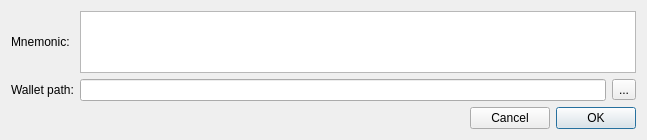
Qt form src/gui/ui/restorefrommnemonicseeddialog.ui (pluracoin/pluracoin-gui-wallet) before a commit.
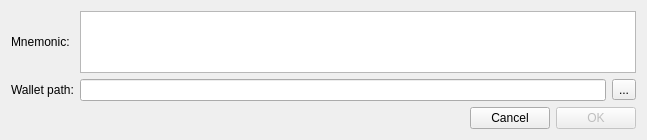
The same form after that commit.

```diff
--- a/src/gui/ui/restorefrommnemonicseeddialog.ui
+++ b/src/gui/ui/restorefrommnemonicseeddialog.ui
@@ -102,6 +102,9 @@
      </item>
      <item>
       <widget class="QPushButton" name="m_okButton">
+       <property name="enabled">
+        <bool>false</bool>
+       </property>
        <property name="text">
         <string>OK</string>
        </property>
```
Left out of the diff: 16 changed lines with no effect on the pictures.
